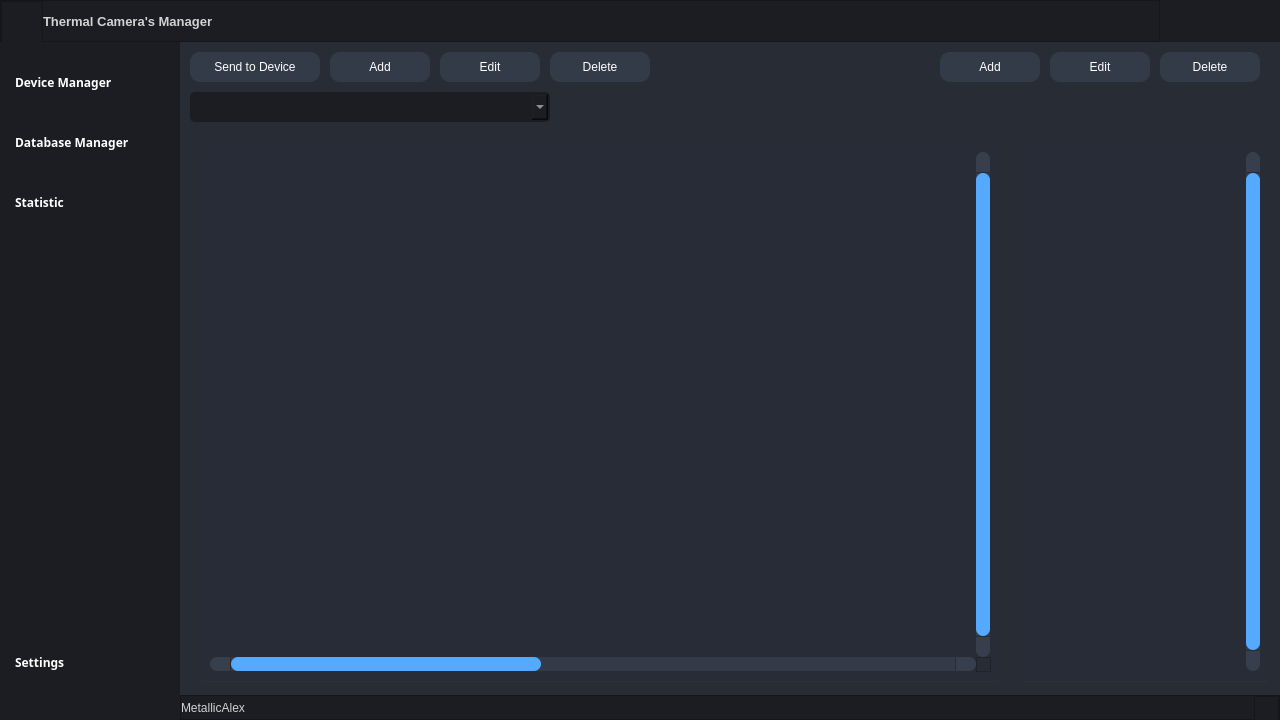
The window that widget/forms/form_main.ui (MetallicAlex/Thermal-Camera) describes before a commit, drawn with Qt 5.
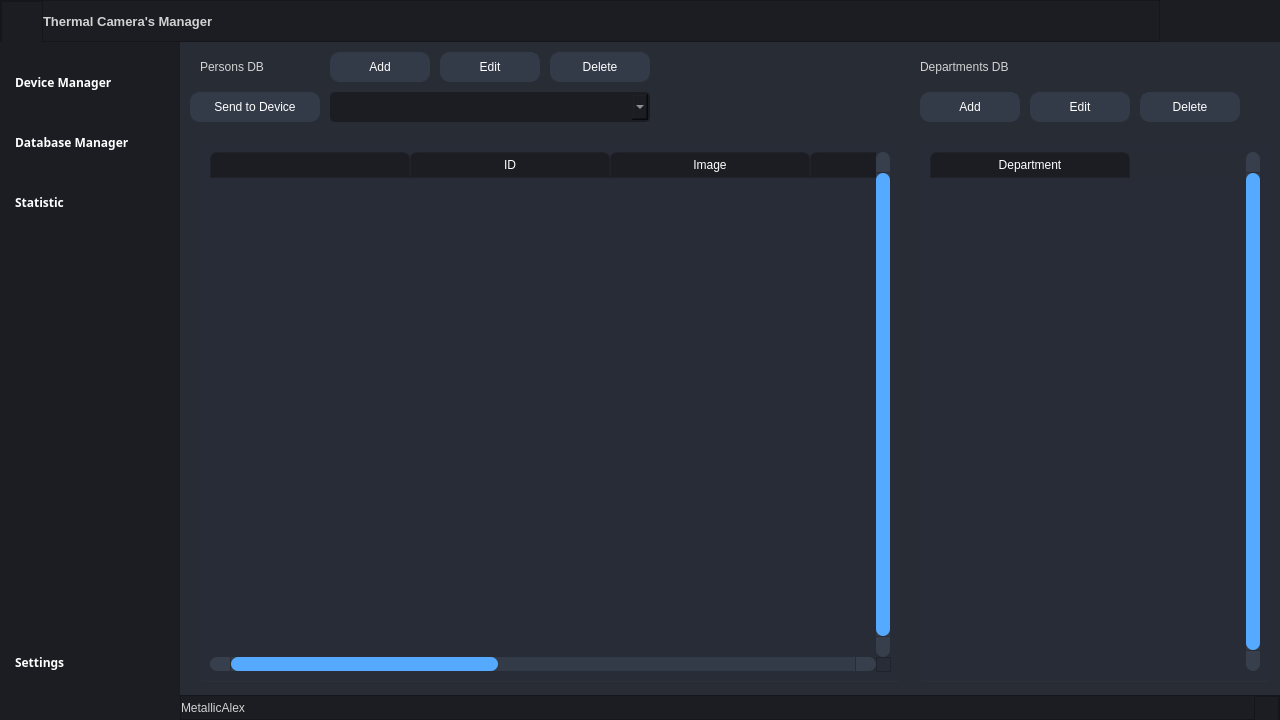
The same window after the commit. The open tabs and pages were chosen to show the change. Icons and pictures are not drawn.

Commit message: Add temperature filter

```diff
--- a/widget/forms/form_main.ui
+++ b/widget/forms/form_main.ui
@@ -1605,7 +1605,7 @@
                 <rect>
                  <x>20</x>
                  <y>100</y>
-                 <width>800</width>
+                 <width>700</width>
                  <height>540</height>
                 </rect>
                </property>
@@ -1884,7 +1884,7 @@
                 <number>7</number>
                </property>
                <attribute name="horizontalHeaderVisible">
-                <bool>false</bool>
+                <bool>true</bool>
                </attribute>
                <attribute name="horizontalHeaderCascadingSectionResizes">
                 <bool>true</bool>
@@ -2064,7 +2064,7 @@
                <property name="geometry">
                 <rect>
                  <x>10</x>
-                 <y>10</y>
+                 <y>50</y>
                  <width>130</width>
                  <height>30</height>
                 </rect>
@@ -2103,9 +2103,9 @@
               <widget class="QTableWidget" name="table_departments">
                <property name="geometry">
                 <rect>
-                 <x>840</x>
+                 <x>740</x>
                  <y>100</y>
-                 <width>250</width>
+                 <width>350</width>
                  <height>540</height>
                 </rect>
                </property>
@@ -2384,7 +2384,7 @@
                 <number>1</number>
                </property>
                <attribute name="horizontalHeaderVisible">
-                <bool>false</bool>
+                <bool>true</bool>
                </attribute>
                <attribute name="horizontalHeaderCascadingSectionResizes">
                 <bool>true</bool>
@@ -2408,14 +2408,17 @@
                 <property name="text">
                  <string>Department</string>
                 </property>
+                <property name="textAlignment">
+                 <set>AlignCenter</set>
+                </property>
                </column>
               </widget>
               <widget class="QComboBox" name="comboBox_databases">
                <property name="geometry">
                 <rect>
-                 <x>10</x>
+                 <x>150</x>
                  <y>50</y>
-                 <width>360</width>
+                 <width>320</width>
                  <height>30</height>
                 </rect>
                </property>
@@ -2447,8 +2450,8 @@
               <widget class="QPushButton" name="button_delete_department">
                <property name="geometry">
                 <rect>
-                 <x>980</x>
-                 <y>10</y>
+                 <x>960</x>
+                 <y>50</y>
                  <width>100</width>
                  <height>30</height>
                 </rect>
@@ -2487,8 +2490,8 @@
               <widget class="QPushButton" name="button_edit_department">
                <property name="geometry">
                 <rect>
-                 <x>870</x>
-                 <y>10</y>
+                 <x>850</x>
+                 <y>50</y>
                  <width>100</width>
                  <height>30</height>
                 </rect>
@@ -2527,8 +2530,8 @@
               <widget class="QPushButton" name="button_add_department">
                <property name="geometry">
                 <rect>
-                 <x>760</x>
-                 <y>10</y>
+                 <x>740</x>
+                 <y>50</y>
                  <width>100</width>
                  <height>30</height>
                 </rect>
@@ -2564,6 +2567,50 @@
                  <normaloff>:/16x16/data/resources/icons/16x16/cil-plus.png</normaloff>:/16x16/data/resources/icons/16x16/cil-plus.png</iconset>
                </property>
               </widget>
+              <widget class="QLabel" name="label">
+               <property name="geometry">
+                <rect>
+                 <x>20</x>
+                 <y>10</y>
+                 <width>121</width>
+                 <height>30</height>
+                </rect>
+               </property>
+               <property name="font">
+                <font>
+                 <family>Segoe UI</family>
+                 <pointsize>9</pointsize>
+                </font>
+               </property>
+               <property name="text">
+                <string>Persons DB</string>
+               </property>
+               <property name="alignment">
+                <set>Qt::AlignLeading|Qt::AlignLeft|Qt::AlignVCenter</set>
+               </property>
+              </widget>
+              <widget class="QLabel" name="label_2">
+               <property name="geometry">
+                <rect>
+                 <x>740</x>
+                 <y>10</y>
+                 <width>121</width>
+                 <height>30</height>
+                </rect>
+               </property>
+               <property name="font">
+                <font>
+                 <family>Segoe UI</family>
+                 <pointsize>9</pointsize>
+                </font>
+               </property>
+               <property name="text">
+                <string>Departments DB</string>
+               </property>
+               <property name="alignment">
+                <set>Qt::AlignLeading|Qt::AlignLeft|Qt::AlignVCenter</set>
+               </property>
+              </widget>
              </widget>
              <widget class="QWidget" name="page_statistic">
               <widget class="QLabel" name="label_statistic_day">
```
Left out of the diff: 2 changed lines with no effect on the pictures. The commit also changes 2 other files.
